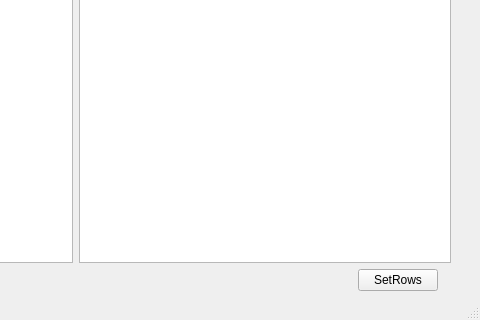
hieorhii/edu-practice, file Lab2/mainwindow.ui: the form before one commit; both pictures show x 320 to 800 and y 280 to 600 of the 800 by 600 pixel window.
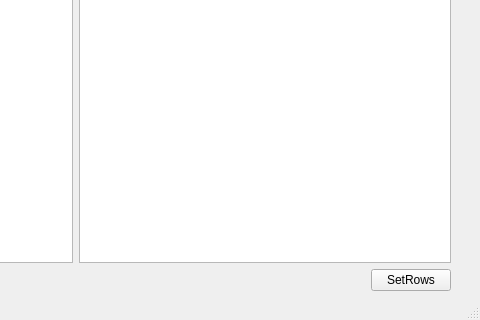
The form after the commit.

What changed in the file:
```diff
--- a/Lab2/mainwindow.ui
+++ b/Lab2/mainwindow.ui
@@ -96,16 +96,16 @@
         </spacer>
        </item>
        <item>
-        <widget class="QPushButton" name="pushButton_3">
+        <widget class="QLabel" name="label">
          <property name="text">
-          <string>SetRows</string>
+          <string/>
          </property>
         </widget>
        </item>
        <item>
-        <widget class="QLabel" name="label">
+        <widget class="QPushButton" name="pushButton_3">
          <property name="text">
-          <string/>
+          <string>SetRows</string>
          </property>
         </widget>
        </item>
```
